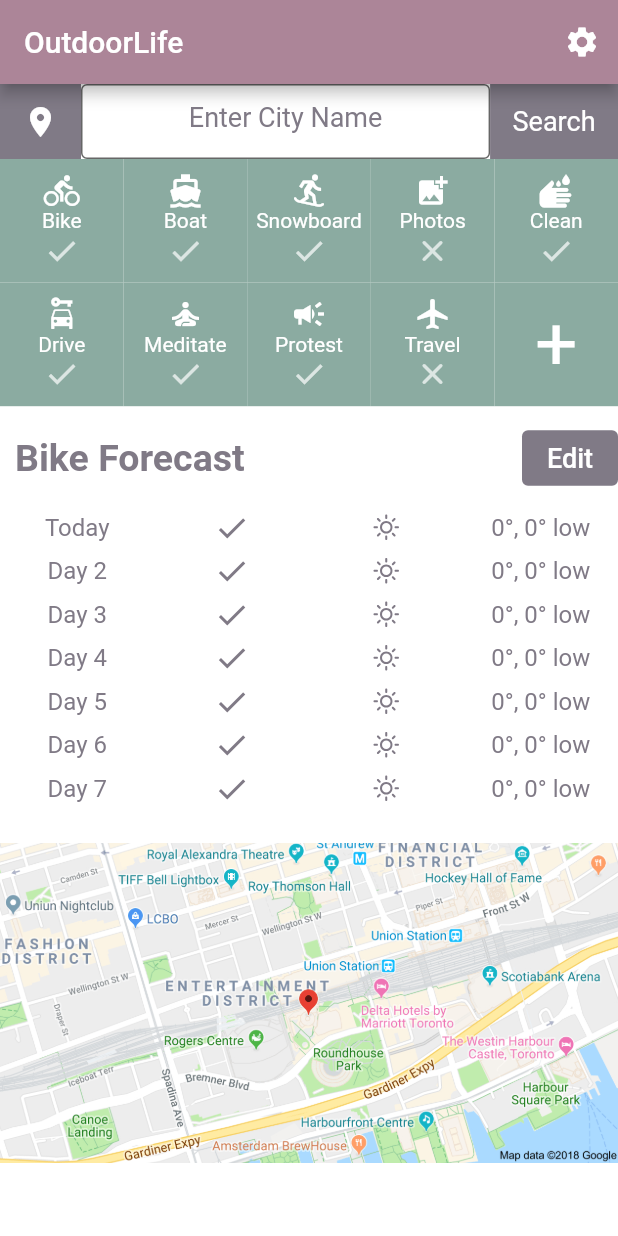
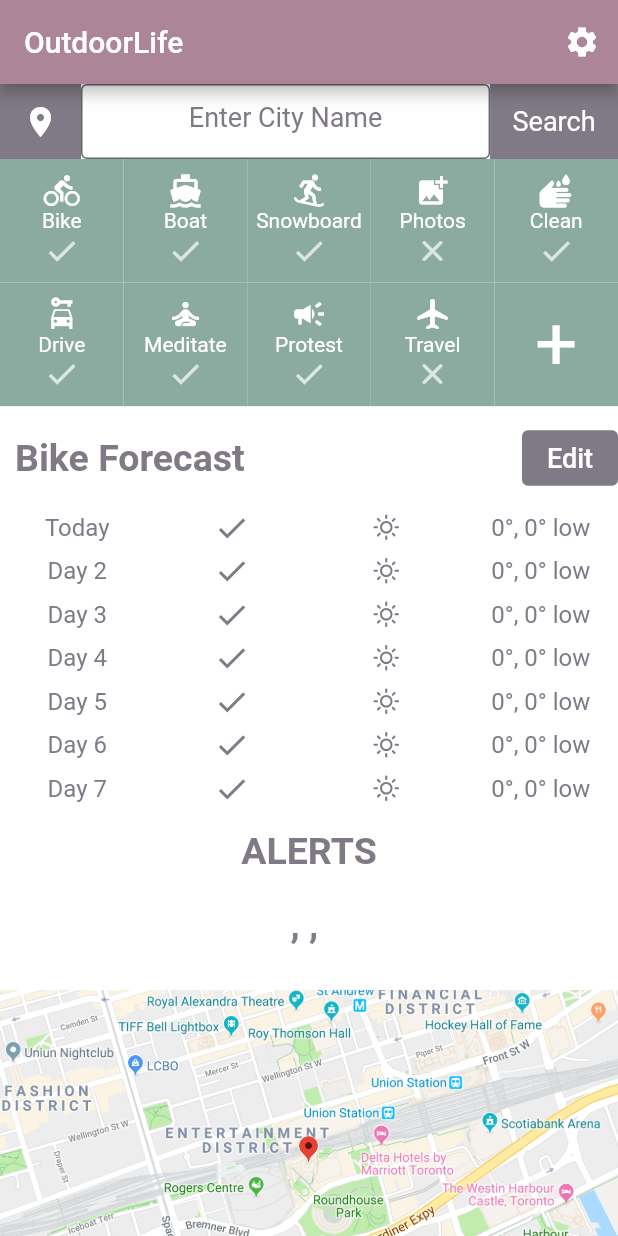
Before and after one commit to Bilaterian/OutdoorLife-App, a Flutter app: the screen it shows after launch, on a phone screen of 412 x 824 dp. Run offline on Flutter 3.47's test engine with Material 2 defaults, Android fonts, the phone set to English and light mode, and no system bars; our stand-ins replace geolocator, weather_icons.

Commit message:
added alerts

```diff
--- a/activityforecast/lib/services/network.dart
+++ b/activityforecast/lib/services/network.dart
@@ -15,8 +15,8 @@ class NetworkHelper {
     if (response.statusCode == 200) {
       String data = response.body;
 
-      //log("JSON received");
-      //log(data);
+      log("JSON received");
+      log(data);
 
       return jsonDecode(data);
     } else {
--- a/activityforecast/lib/services/weather.dart
+++ b/activityforecast/lib/services/weather.dart
@@ -1,7 +1,7 @@
 import 'package:activityforecast/services/location.dart';
 import 'package:activityforecast/services/network.dart';
 
-const apiKey = 'fc6a05cad5b2a95ef99622d54d0f2828'; //'82e8ee4abaa379a0287b7798ae32c0ed'; //'fc6a05cad5b2a95ef99622d54d0f2828';
+const apiKey = '82e8ee4abaa379a0287b7798ae32c0ed';
 const openWeatherMapLocURL = 'https://api.openweathermap.org/data/2.5/weather';
 const openWeatherMapURL = 'https://api.openweathermap.org/data/2.5/onecall';
 
--- a/activityforecast/lib/view/pages/home_page.dart
+++ b/activityforecast/lib/view/pages/home_page.dart
@@ -1,5 +1,7 @@
 // main.dart
 //import 'dart:html';
+
+import 'dart:developer';
 
 import 'package:flutter/material.dart';
 import 'package:activityforecast/pages/SettingsPage.dart';
@@ -66,6 +68,7 @@ class _HomePageState extends State<HomePage> {
   late String dayName = '';
   late String weatherCondition;
 
+  List<String> alert = ['', '', ''];
 
   // selected activity
   String selectedActivity = "Bike";
@@ -95,6 +98,10 @@ class _HomePageState extends State<HomePage> {
           temperaturesMin[i] = 0;
           temperaturesMax[i] = 0;
           weatherIconsName[i] = 'sunny';
+
+          if (i < 3) {
+              alert[i] = '';
+          }
         }
 
         //cityName = '';
@@ -122,36 +129,13 @@ class _HomePageState extends State<HomePage> {
         weatherIconsName[i] = weather.getWeatherIcon(condition);
       }
 
-      //var condition = weatherData['weather'][0]['id'];
-      //weatherIcon = weather.getWeatherIcon(condition);
-
-      //cityName = weatherData['timezone'];
-
-      //dayName = DateFormat('EEEE').format(dates[0]);
-
-      //weatherCondition = weatherData['weather'][0]['main'];
-
-
-      // current weather API (not one call)
-      /*
-      var temp = weatherData['main']['temp'];
-      temperature = temp.toInt();
-
-      var tempMin = weatherData['main']['temp_min'];
-      temperatureMin = tempMin.toInt();
-
-      var tempMax = weatherData['main']['temp_max'];
-      temperatureMax = tempMax.toInt();
-
-      var condition = weatherData['weather'][0]['id'];
-      weatherIcon = weather.getWeatherIcon(condition);
-
-      //cityName = weatherData['name'];
-
-      dayName = DateFormat('EEEE').format(date);
-
-      weatherCondition = weatherData['weather'][0]['main'];
-       */
+      try {
+          alert[0] = weatherData['alerts'][0]['sender_name'];
+          alert[1] = weatherData['alerts'][0]['event'];
+          alert[2] = weatherData['alerts'][0]['description'];
+      } catch(e) {
+          log("no alerts");
+      }
     });
   }
 
@@ -180,48 +164,6 @@ class _HomePageState extends State<HomePage> {
       //boxWidthIfExtraPixel = boxWidthRounded + (boxWidth - boxWidthRounded);
       //boxWidthIfExtraPixel = boxWidth + 1.0;
     //}
-
-    // !<!<!< store position later for weather API
-    //Future<Position> location = _determinePosition();
-    //_determinePosition().then((value) => location1 = value as Location);
-
-    //Position pos = _determinePosition();
-    //getInitialLocation();
-
-    /*
-    var kCityNameTextStyle = TextStyle(
-      fontFamily: 'OpenSans',
-      fontWeight: FontWeight.bold,
-      fontSize: 48.0,
-      color: widget.textColor,
-    );
-
-    var kTimeTextStyle = TextStyle(
-      fontFamily: 'OpenSans',
-      fontSize: 32.0,
-      color: widget.textColor,
-    );
-
-    var kTemperatureTextStyle = TextStyle(
-      fontFamily: 'OpenSans',
-      fontWeight: FontWeight.bold,
-      fontSize: 80.0,
-      color: widget.textColor,
-    );
-
-    var kConditionTextStyle = TextStyle(
-      fontFamily: 'OpenSans',
-      fontSize: 24.0,
-      color: widget.textColor,
-    );
-
-    var kSmallTemperatureTextStyle = TextStyle(
-      fontFamily: 'OpenSans',
-      fontSize: 32.0,
-      color: widget.textColor,
-    );
-
-     */
 
 
     return MaterialApp(
@@ -404,10 +346,38 @@ class _HomePageState extends State<HomePage> {
                       ]),
                 ),
                 forecasts(),
+
+                // alerts
+                Center(
+                  child: Container(
+                    padding: EdgeInsets.fromLTRB(10, 10, 10, 10),
+                    child: Text(
+                      'ALERTS',
+                      style: TextStyle(
+                        fontWeight: FontWeight.bold,
+                        fontSize: 25,
+                        color: widget.textColor,
+                      ),
+                    ),
+                  ),
+                ),
+                Center(
+                  child: Container(
+                    padding: EdgeInsets.fromLTRB(10, 10, 10, 10),
+                    child: Text(
+                      '${alert[0]}, ${alert[1]}, ${alert[2]}',
+                      style: TextStyle(
+                        fontWeight: FontWeight.bold,
+                        fontSize: 25,
+                        color: widget.textColor,
+                      ),
+                    ),
+                  ),
+                ),
                 Padding(
                   padding: const EdgeInsets.fromLTRB(0, 19, 0, 0),
                   child: Image.asset('assets/images/GoogleMapExample.jpg'),
-                )
+                ),
               ]))),
         )
     );
```
